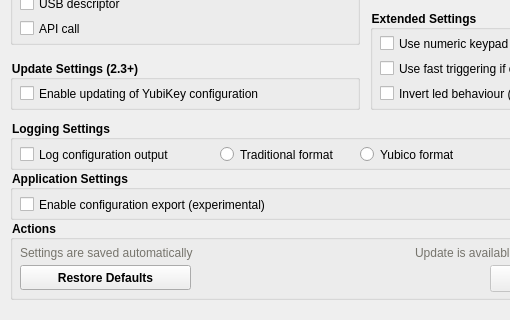
Old version of the form src/ui/settingpage.ui in the repository Yubico/yubikey-personalization-gui; both pictures show x 0 to 510 and y 330 to 650 of the 730 by 650 pixel window.
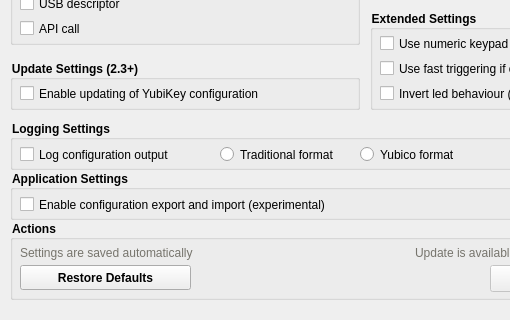
New version of the form. Icons and pictures are not drawn.

Commit message: export and import

```diff
--- a/src/ui/settingpage.ui
+++ b/src/ui/settingpage.ui
@@ -1133,7 +1133,7 @@
       <rect>
        <x>10</x>
        <y>25</y>
-       <width>275</width>
+       <width>350</width>
        <height>19</height>
       </rect>
      </property>
@@ -1141,7 +1141,7 @@
       <string notr="true">font-weight: normal;</string>
      </property>
      <property name="text">
-      <string>Enable configuration export (experimental)</string>
+      <string>Enable configuration export and import (experimental)</string>
      </property>
     </widget>
    </widget>
```
